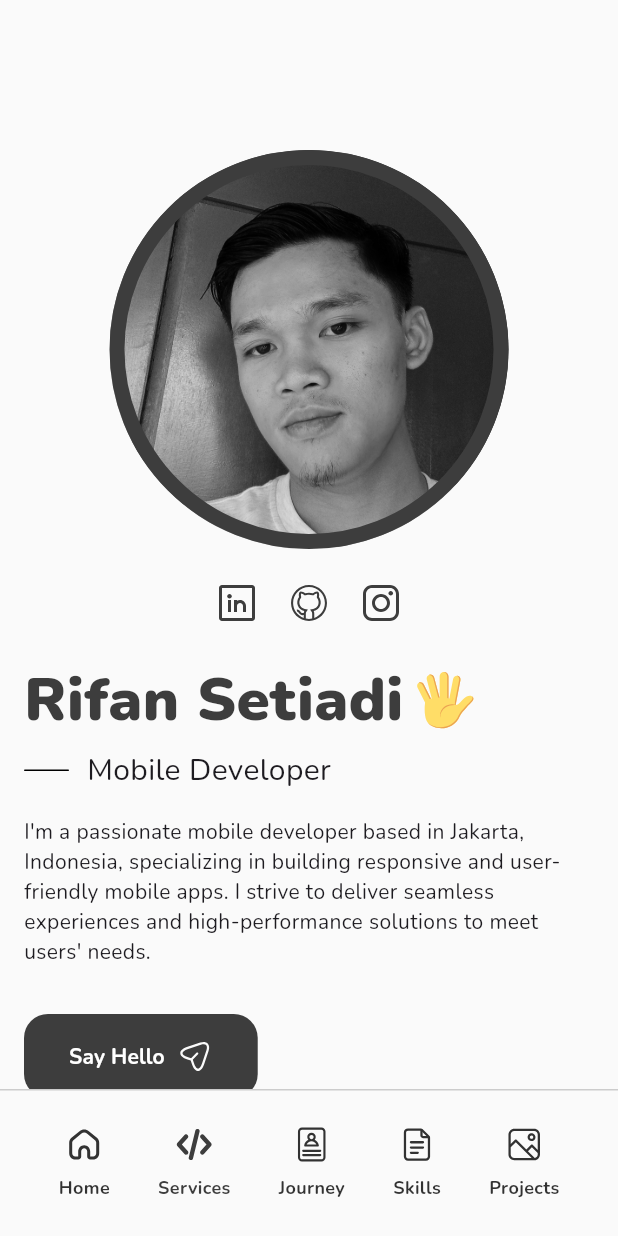
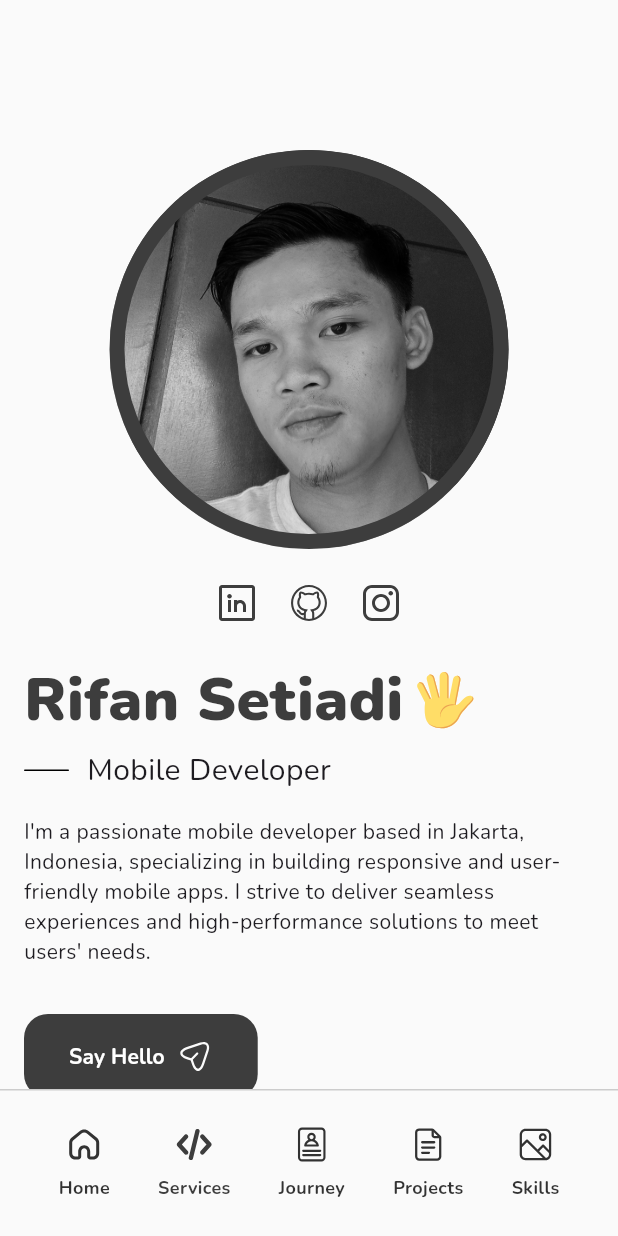
Before and after one commit to rifanstd/rifan-portfolio-flutter, a Flutter app: the screen it shows after launch, after a tap on an icon or button, on a phone screen of 412 x 824 dp. Run offline on Flutter 3.47's test engine with Material 3 defaults, Android fonts, the light colour scheme and no system bars; our stand-ins replace animate_do, flutter_svg, get, google_fonts, lottie, timelines_plus and 1 more; statements that could not run were skipped.

Commit message:
skill done

```diff
--- /dev/null
+++ b/assets/json/skill_data.json
@@ -0,0 +1,44 @@
+{
+  "data": [
+    {
+      "id": 1,
+      "name": "Flutter",
+      "image_url": "assets/svg/flutter.svg"
+    },
+    {
+      "id": 2,
+      "name": "Dart",
+      "image_url": "assets/svg/dart.svg"
+    },
+    {
+      "id": 3,
+      "name": "Firebase",
+      "image_url": "assets/svg/firebase.svg"
+    },
+    {
+      "id": 4,
+      "name": "Kotlin",
+      "image_url": "assets/svg/kotlin.svg"
+    },
+    {
+      "id": 5,
+      "name": "Javascript",
+      "image_url": "assets/svg/javascript.svg"
+    },
+    {
+      "id": 6,
+      "name": "Android",
+      "image_url": "assets/svg/android.svg"
+    },
+    {
+      "id": 7,
+      "name": "Express.js",
+      "image_url": "assets/svg/express_js.svg"
+    },
+    {
+      "id": 8,
+      "name": "Figma",
+      "image_url": "assets/svg/figma.svg"
+    }
+  ]
+}
--- a/lib/app/core/values/app_icons.dart
+++ b/lib/app/core/values/app_icons.dart
@@ -21,4 +21,12 @@ class AppIcons {
   static const String gear = "assets/svg/gear.svg";
   static const String close = "assets/svg/close.svg";
   static const String check = "assets/svg/check.svg";
+  static const String flutter = "assets/svg/flutter.svg";
+  static const String dart = "assets/svg/dart.svg";
+  static const String firebase = "assets/svg/firebase.svg";
+  static const String android = "assets/svg/android.svg";
+  static const String expressJS = "assets/svg/express_js.svg";
+  static const String javascript = "assets/svg/javascript.svg";
+  static const String figma = "assets/svg/figma.svg";
+  static const String kotlin = "assets/svg/kotlin.svg";
 }
--- a/lib/app/core/values/app_json.dart
+++ b/lib/app/core/values/app_json.dart
@@ -3,4 +3,5 @@ class AppJson {
 
   static const String serviceData = "assets/json/service_data.json";
   static const String journeyData = "assets/json/journey_data.json";
+  static const String skillData = "assets/json/skill_data.json";
 }
--- /dev/null
+++ b/lib/app/data/models/skill_model.dart
@@ -0,0 +1,17 @@
+class SkillModel {
+  final int id;
+  final String name;
+  final String imageUrl;
+
+  const SkillModel({
+    required this.id,
+    required this.name,
+    required this.imageUrl,
+  });
+
+  factory SkillModel.fromJson(Map<String, dynamic> json) => SkillModel(
+        id: json['id'],
+        name: json['name'],
+        imageUrl: json['image_url'],
+      );
+}
--- a/lib/app/data/repositories/service_repository.dart
+++ b/lib/app/data/repositories/service_repository.dart
@@ -4,8 +4,9 @@ import 'package:flutter/services.dart';
 import 'package:portfolio/app/core/values/app_json.dart';
 import 'package:portfolio/app/data/models/journey_model.dart';
 import 'package:portfolio/app/data/models/service_model.dart';
+import 'package:portfolio/app/data/models/skill_model.dart';
 
-class ServiceRepository {
+class LocalRepository {
   Future<List<ServiceModel>> getLocalServices() async {
     final List<ServiceModel> services = [];
 
@@ -31,4 +32,17 @@ class ServiceRepository {
 
     return journeys;
   }
+
+  Future<List<SkillModel>> getLocalSkills() async {
+    final List<SkillModel> skills = [];
+
+    final response = await rootBundle.loadString(AppJson.skillData);
+    final data = jsonDecode(response)['data'];
+
+    for (var item in data) {
+      skills.add(SkillModel.fromJson(item));
+    }
+
+    return skills;
+  }
 }
--- a/lib/app/modules/home/bindings/home_binding.dart
+++ b/lib/app/modules/home/bindings/home_binding.dart
@@ -9,6 +9,6 @@ class HomeBinding extends Bindings {
     Get.lazyPut<HomeController>(
       () => HomeController(),
     );
-    Get.lazyPut(() => ServiceRepository());
+    Get.lazyPut(() => LocalRepository());
   }
 }
--- a/lib/app/modules/home/controllers/home_controller.dart
+++ b/lib/app/modules/home/controllers/home_controller.dart
@@ -5,6 +5,7 @@ import 'package:portfolio/app/core/enums/url_enum.dart';
 import 'package:portfolio/app/core/values/urls.dart';
 import 'package:portfolio/app/data/models/journey_model.dart';
 import 'package:portfolio/app/data/models/service_model.dart';
+import 'package:portfolio/app/data/models/skill_model.dart';
 import 'package:portfolio/app/data/repositories/service_repository.dart';
 import 'package:url_launcher/url_launcher.dart';
 
@@ -15,6 +16,7 @@ class HomeController extends GetxController with StateMixin {
   RxList<ServiceModel> services = <ServiceModel>[].obs;
   RxList<JourneyModel> educations = <JourneyModel>[].obs;
   RxList<JourneyModel> experiences = <JourneyModel>[].obs;
+  RxList<SkillModel> skills = <SkillModel>[].obs;
 
   @override
   void onInit() async {
@@ -40,6 +42,7 @@ class HomeController extends GetxController with StateMixin {
       await Future.wait([
         fetchServiceData(),
         fetchJourneyData(),
+        fetchSkillData(),
       ]);
 
       change(null, status: RxStatus.success());
@@ -51,14 +54,21 @@ class HomeController extends GetxController with StateMixin {
   }
 
   Future<void> fetchServiceData() async {
-    await Get.find<ServiceRepository>().getLocalServices().then((value) {
+    await Get.find<LocalRepository>().getLocalServices().then((value) {
       services.clear();
       services.assignAll(value);
     });
   }
 
+  Future<void> fetchSkillData() async {
+    await Get.find<LocalRepository>().getLocalSkills().then((value) {
+      skills.clear();
+      skills.assignAll(value);
+    });
+  }
+
   Future<void> fetchJourneyData() async {
-    await Get.find<ServiceRepository>().getLocalJourneys().then((value) {
+    await Get.find<LocalRepository>().getLocalJourneys().then((value) {
       educations.clear();
       experiences.clear();
 
--- a/lib/app/modules/home/views/home_view.dart
+++ b/lib/app/modules/home/views/home_view.dart
@@ -12,6 +12,7 @@ import 'package:portfolio/app/modules/home/views/sections/journey.dart';
 import 'package:portfolio/app/modules/home/views/sections/jumbotron.dart';
 import 'package:portfolio/app/modules/home/views/sections/navbar.dart';
 import 'package:portfolio/app/modules/home/views/sections/service_section.dart';
+import 'package:portfolio/app/modules/home/views/sections/skills.dart';
 
 import '../controllers/home_controller.dart';
 
@@ -26,21 +27,34 @@ class HomeView extends GetView<HomeController> {
         child: controller.obx(
           (state) {
             return ConstrainedBox(
-              constraints: BoxConstraints(minWidth: Get.width, minHeight: Get.height),
+              constraints:
+                  BoxConstraints(minWidth: Get.width, minHeight: Get.height),
               child: Stack(
                 children: [
                   ListView(
                     children: [
                       Padding(
-                        padding: EdgeInsets.symmetric(horizontal: horizontalPadding),
+                        padding:
+                            EdgeInsets.symmetric(horizontal: horizontalPadding),
                         child: Column(
                           children: [
-                            UIUtils.verticalSpace(ScreenUtils.isLargeScreen(context) ? 200 : 100),
+                            UIUtils.verticalSpace(
+                                ScreenUtils.isLargeScreen(context) ? 200 : 100),
                             const Jumbotron(),
-                            UIUtils.verticalSpace(ScreenUtils.isLargeScreen(context) ? 80 : 40),
+                            UIUtils.verticalSpace(
+                                ScreenUtils.isLargeScreen(context) ? 80 : 40),
                             const ServiceSection(),
-                            UIUtils.verticalSpace(ScreenUtils.isLargeScreen(context) ? 80 : 40),
+                            UIUtils.verticalSpace(
+                                ScreenUtils.isLargeScreen(context) ? 80 : 40),
                             const Journey(),
+                            // UIUtils.verticalSpace(
+                            //     ScreenUtils.isLargeScreen(context) ? 80 : 40),
+                            // Projects
+                            UIUtils.verticalSpace(
+                                ScreenUtils.isLargeScreen(context) ? 80 : 40),
+                            const Skills(),
+                            UIUtils.verticalSpace(
+                                ScreenUtils.isLargeScreen(context) ? 80 : 40),
                             UIUtils.verticalSpace(80),
                           ],
                         ),
@@ -50,13 +64,17 @@ class HomeView extends GetView<HomeController> {
 
                   // Harus paling bawah
                   // TODO @Rifan : handle scroll and navigation to each section
-                  if (ScreenUtils.isLargeScreen(context)) const Navbar() else const BottomMenu(),
+                  if (ScreenUtils.isLargeScreen(context))
+                    const Navbar()
+                  else
+                    const BottomMenu(),
                 ],
               ),
             );
           },
           onLoading: ConstrainedBox(
-            constraints: BoxConstraints(minHeight: Get.height, minWidth: Get.width),
+            constraints:
+                BoxConstraints(minHeight: Get.height, minWidth: Get.width),
             child: Padding(
               padding: EdgeInsets.symmetric(horizontal: horizontalPadding),
               child: Column(
--- a/lib/app/modules/home/views/sections/bottom_menu.dart
+++ b/lib/app/modules/home/views/sections/bottom_menu.dart
@@ -18,8 +18,20 @@ class BottomMenu extends StatefulWidget {
 }
 
 class _BottomMenuState extends State<BottomMenu> {
-  final List<String> titles = ["Home", "Services", "Journey", "Skills", "Projects"];
-  final List<String> icons = [AppIcons.home, AppIcons.code, AppIcons.resume, AppIcons.file, AppIcons.gallery];
+  final List<String> titles = [
+    "Home",
+    "Services",
+    "Journey",
+    "Projects",
+    "Skills"
+  ];
+  final List<String> icons = [
+    AppIcons.home,
+    AppIcons.code,
+    AppIcons.resume,
+    AppIcons.file,
+    AppIcons.gallery
+  ];
   @override
   Widget build(BuildContext context) {
     final screenWidth = ScreenUtils.getScreenWidth(context);
@@ -115,7 +127,9 @@ class _BottomMenuState extends State<BottomMenu> {
                     titles.elementAt(index),
                     style: AppText.navItemStyle.copyWith(
                       fontSize: 12,
-                      color: widget.selectedMenu == index ? AppColor.primary : Colors.black.withOpacity(.8),
+                      color: widget.selectedMenu == index
+                          ? AppColor.primary
+                          : Colors.black.withOpacity(.8),
                     ),
                   )
                 ],
--- a/lib/app/modules/home/views/sections/navbar.dart
+++ b/lib/app/modules/home/views/sections/navbar.dart
@@ -49,9 +49,9 @@ class Navbar extends GetView<HomeController> {
               UIUtils.horizontalSpace(40),
               _buildNavItem(name: "Journey", onClick: () {}),
               UIUtils.horizontalSpace(40),
+              _buildNavItem(name: "Projects", onClick: () {}),
+              UIUtils.horizontalSpace(40),
               _buildNavItem(name: "Skills", onClick: () {}),
-              UIUtils.horizontalSpace(40),
-              _buildNavItem(name: "Projects", onClick: () {}),
             ]
           ],
         ),
@@ -59,7 +59,8 @@ class Navbar extends GetView<HomeController> {
     );
   }
 
-  Widget _buildNavItem({required String name, required void Function() onClick}) {
+  Widget _buildNavItem(
+      {required String name, required void Function() onClick}) {
     RxBool isHovered = false.obs;
 
     return Obx(
--- /dev/null
+++ b/lib/app/modules/home/views/sections/skills.dart
@@ -0,0 +1,50 @@
+import 'package:flutter/material.dart';
+import 'package:flutter_svg/svg.dart';
+import 'package:get/get.dart';
+import 'package:portfolio/app/core/styles/app_color.dart';
+import 'package:portfolio/app/core/utils/ui_utils.dart';
+import 'package:portfolio/app/modules/home/controllers/home_controller.dart';
+
+class Skills extends GetView<HomeController> {
+  const Skills({super.key});
+
+  @override
+  Widget build(BuildContext context) {
+    return Column(
+      mainAxisAlignment: MainAxisAlignment.start,
+      crossAxisAlignment: CrossAxisAlignment.center,
+      children: [
+        ...UIUtils.createSectionHeader(
+          title: "Skills",
+          subtitle: "What I use to do my job.",
+        ),
+        UIUtils.verticalSpace(40),
+        Wrap(
+          alignment: WrapAlignment.center,
+          spacing: 24,
+          runSpacing: 24,
+          children: [
+            ...List.generate(controller.skills.length, (index) {
+              return Container(
+                width: 80,
+                height: 80,
+                padding: const EdgeInsets.all(18),
+                decoration: BoxDecoration(
+                  color: AppColor.white,
+                  shape: BoxShape.circle,
+                  border: Border.all(
+                    color: AppColor.black.withOpacity(.2),
+                    width: .4,
+                  ),
+                ),
+                child: SvgPicture.asset(
+                  controller.skills.elementAt(index).imageUrl,
+                ),
+              );
+            }),
+          ],
+        )
+      ],
+    );
+  }
+}
```
Also changed, not shown: assets/svg/android.svg (added), assets/svg/dart.svg (added), assets/svg/express_js.svg (added), assets/svg/figma.svg (added), assets/svg/firebase.svg (added), assets/svg/flutter.svg (added), assets/svg/javascript.svg (added), assets/svg/kotlin.svg (added).
